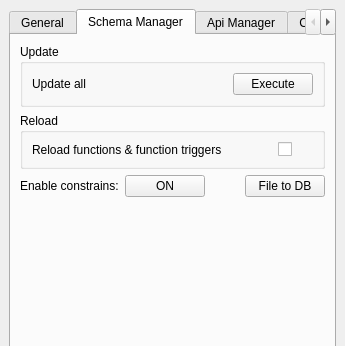
This is ui/readsql.ui in Giswater/giswater_qgis_plugin as Qt 5 draws it before an edit; both pictures show x 0 to 345 and y 0 to 346 of the 345 by 504 pixel window. The edited form follows.
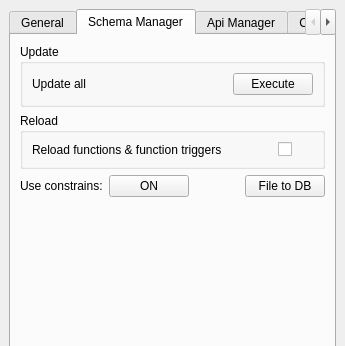
This is the edited form. The open tabs and pages were chosen to show the change. Icons and pictures are not drawn.

Commit message: Enhancement: add button enable/disable constrains and associated code

The edit to the form file:
```diff
--- a/ui/readsql.ui
+++ b/ui/readsql.ui
@@ -416,7 +416,7 @@
         <item row="3" column="0">
          <widget class="QLabel" name="label_3">
           <property name="text">
-           <string>Enable constrains:</string>
+           <string>Use constrains:</string>
           </property>
          </widget>
         </item>
@@ -427,6 +427,16 @@
           </property>
          </widget>
         </item>
+        <item row="3" column="2">
+         <widget class="QLabel" name="lbl_constrains_info">
+          <property name="layoutDirection">
+           <enum>Qt::LeftToRight</enum>
+          </property>
+          <property name="text">
+           <string/>
+          </property>
+         </widget>
+        </item>
        </layout>
       </widget>
       <widget class="QWidget" name="api_manager">
```
Left out of the diff: 2 changed lines with no effect on the pictures. The commit also changes 1 other file.
